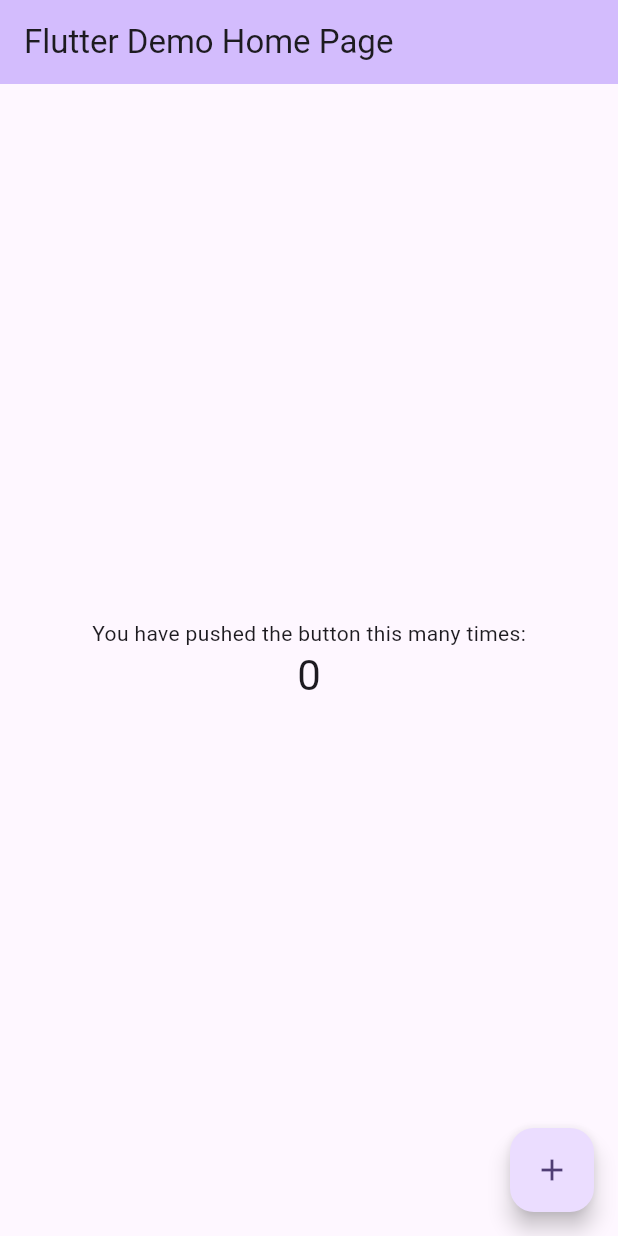
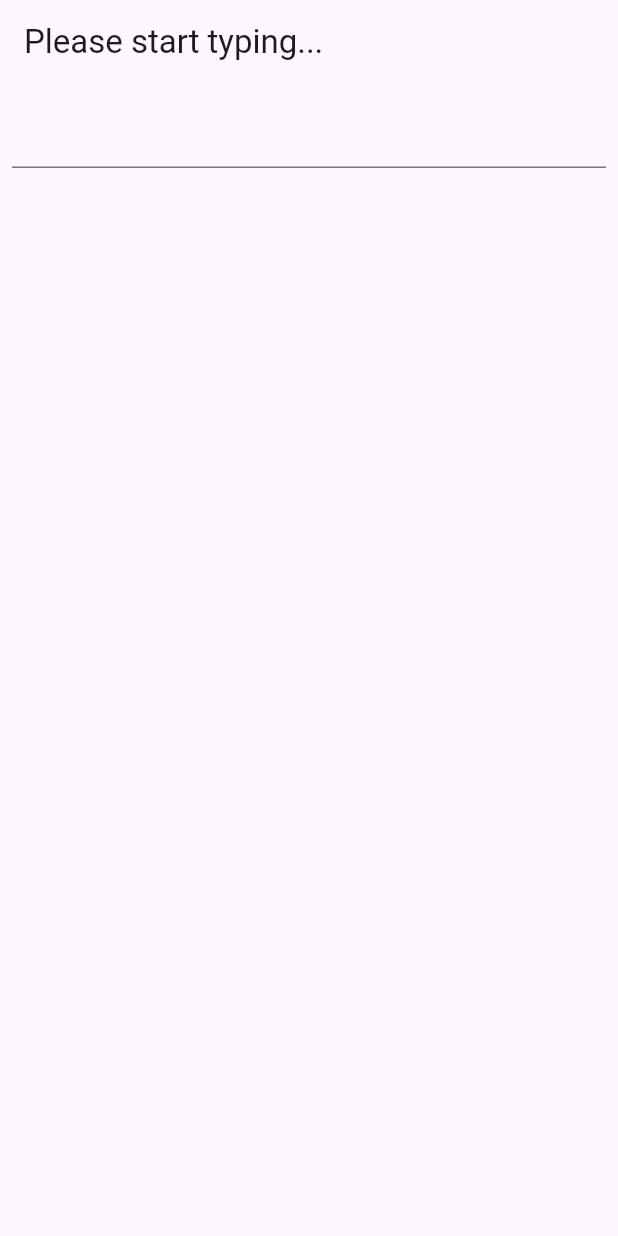
Before and after one commit to sb-dor/rxdart-app, a Flutter app: the screen it shows after launch, on a phone screen of 412 x 824 dp. Run offline on Flutter 3.47's test engine with Material 3 defaults, Android fonts, the phone set to English and light mode, and no system bars; our stand-ins replace flutter_hooks, rxdart.

Commit message:
step one

```diff
--- a/lib/main.dart
+++ b/lib/main.dart
@@ -1,125 +1,39 @@
 import 'package:flutter/material.dart';
+import 'package:flutter_hooks/flutter_hooks.dart';
+import 'package:rxdart/rxdart.dart';
 
 void main() {
-  runApp(const MyApp());
+  runApp(const MaterialApp(home: HomePage()));
 }
 
-class MyApp extends StatelessWidget {
-  const MyApp({super.key});
+class HomePage extends HookWidget {
+  const HomePage({super.key});
 
-  // This widget is the root of your application.
   @override
   Widget build(BuildContext context) {
-    return MaterialApp(
-      title: 'Flutter Demo',
-      theme: ThemeData(
-        // This is the theme of your application.
-        //
-        // TRY THIS: Try running your application with "flutter run". You'll see
-        // the application has a purple toolbar. Then, without quitting the app,
-        // try changing the seedColor in the colorScheme below to Colors.green
-        // and then invoke "hot reload" (save your changes or press the "hot
-        // reload" button in a Flutter-supported IDE, or press "r" if you used
-        // the command line to start the app).
-        //
-        // Notice that the counter didn't reset back to zero; the application
-        // state is not lost during the reload. To reset the state, use hot
-        // restart instead.
-        //
-        // This works for code too, not just values: Most code changes can be
-        // tested with just a hot reload.
-        colorScheme: ColorScheme.fromSeed(seedColor: Colors.deepPurple),
-        useMaterial3: true,
+    // create out behavior subject every time widget is re-built
+    final subject = useMemoized(() => BehaviorSubject<String>(), [key]);
+
+    // dispose of the old subject every time widget is rebuilt
+    useEffect(() => subject.close, [subject]);
+
+    return Scaffold(
+      appBar: AppBar(
+        title: StreamBuilder<String>(
+            stream: subject.stream.distinct().debounceTime(const Duration(seconds: 1)),
+            initialData: "Please start typing...",
+            builder: (context, snapshot) {
+              return Text(snapshot.requireData);
+            }),
       ),
-      home: const MyHomePage(title: 'Flutter Demo Home Page'),
+      body: Padding(
+        padding: const EdgeInsets.all(8.0),
+        child: TextField(
+          onChanged: (v) {
+            subject.sink.add(v);
+          },
+        ),
+      ),
     );
   }
 }
-
-class MyHomePage extends StatefulWidget {
-  const MyHomePage({super.key, required this.title});
-
-  // This widget is the home page of your application. It is stateful, meaning
-  // that it has a State object (defined below) that contains fields that affect
-  // how it looks.
-
-  // This class is the configuration for the state. It holds the values (in this
-  // case the title) provided by the parent (in this case the App widget) and
-  // used by the build method of the State. Fields in a Widget subclass are
-  // always marked "final".
-
-  final String title;
-
-  @override
-  State<MyHomePage> createState() => _MyHomePageState();
-}
-
-class _MyHomePageState extends State<MyHomePage> {
-  int _counter = 0;
-
-  void _incrementCounter() {
-    setState(() {
-      // This call to setState tells the Flutter framework that something has
-      // changed in this State, which causes it to rerun the build method below
-      // so that the display can reflect the updated values. If we changed
-      // _counter without calling setState(), then the build method would not be
-      // called again, and so nothing would appear to happen.
-      _counter++;
-    });
-  }
-
-  @override
-  Widget build(BuildContext context) {
-    // This method is rerun every time setState is called, for instance as done
-    // by the _incrementCounter method above.
-    //
-    // The Flutter framework has been optimized to make rerunning build methods
-    // fast, so that you can just rebuild anything that needs updating rather
-    // than having to individually change instances of widgets.
-    return Scaffold(
-      appBar: AppBar(
-        // TRY THIS: Try changing the color here to a specific color (to
-        // Colors.amber, perhaps?) and trigger a hot reload to see the AppBar
-        // change color while the other colors stay the same.
-        backgroundColor: Theme.of(context).colorScheme.inversePrimary,
-        // Here we take the value from the MyHomePage object that was created by
-        // the App.build method, and use it to set our appbar title.
-        title: Text(widget.title),
-      ),
-      body: Center(
-        // Center is a layout widget. It takes a single child and positions it
-        // in the middle of the parent.
-        child: Column(
-          // Column is also a layout widget. It takes a list of children and
-          // arranges them vertically. By default, it sizes itself to fit its
-          // children horizontally, and tries to be as tall as its parent.
-          //
-          // Column has various properties to control how it sizes itself and
-          // how it positions its children. Here we use mainAxisAlignment to
-          // center the children vertically; the main axis here is the vertical
-          // axis because Columns are vertical (the cross axis would be
-          // horizontal).
-          //
-          // TRY THIS: Invoke "debug painting" (choose the "Toggle Debug Paint"
-          // action in the IDE, or press "p" in the console), to see the
-          // wireframe for each widget.
-          mainAxisAlignment: MainAxisAlignment.center,
-          children: <Widget>[
-            const Text(
-              'You have pushed the button this many times:',
-            ),
-            Text(
-              '$_counter',
-              style: Theme.of(context).textTheme.headlineMedium,
-            ),
-          ],
-        ),
-      ),
-      floatingActionButton: FloatingActionButton(
-        onPressed: _incrementCounter,
-        tooltip: 'Increment',
-        child: const Icon(Icons.add),
-      ), // This trailing comma makes auto-formatting nicer for build methods.
-    );
-  }
-}
--- a/pubspec.yaml
+++ b/pubspec.yaml
@@ -35,6 +35,8 @@ dependencies:
   # The following adds the Cupertino Icons font to your application.
   # Use with the CupertinoIcons class for iOS style icons.
   cupertino_icons: ^1.0.6
+  rxdart: ^0.27.7
+  flutter_hooks: ^0.20.5
 
 dev_dependencies:
   flutter_test:
```
Also changed, not shown: pubspec.lock, 2 other files.
